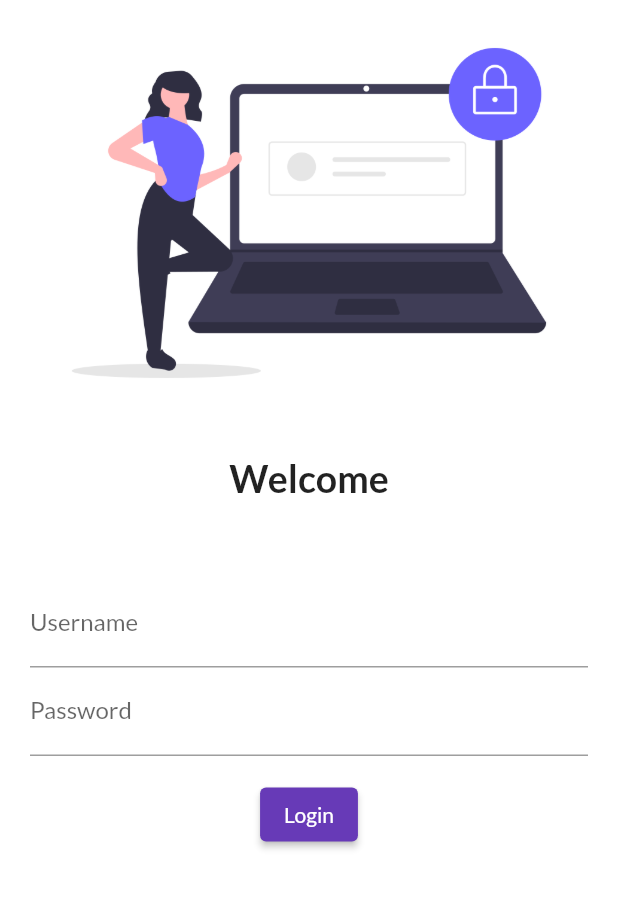
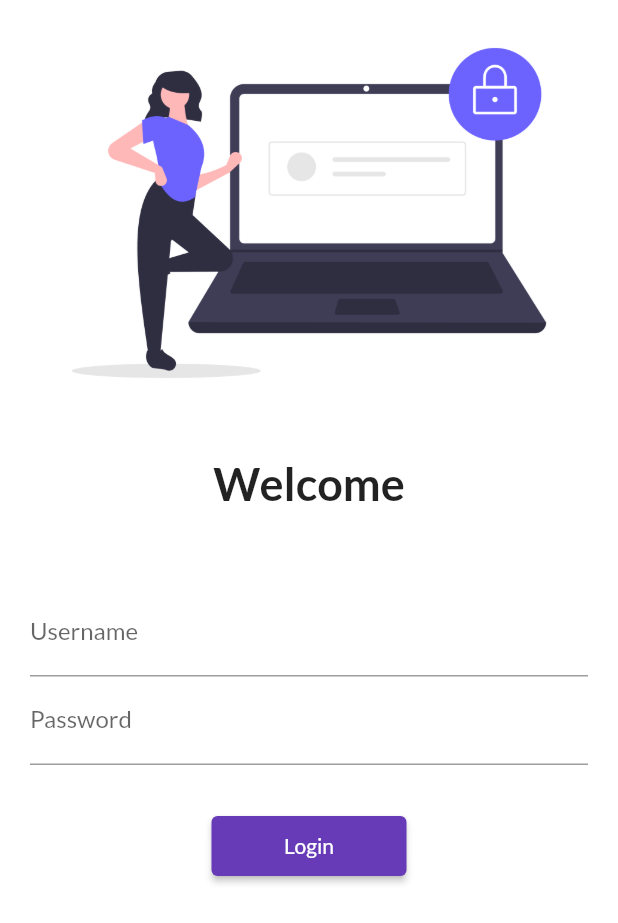
Before and after one commit to sohag1998/30daysofflutter, a Flutter app: the screen it shows after launch, on a phone screen of 412 x 824 dp. Shown: the top 923 px of the screen. Run offline on Flutter 3.47's test engine with Material 2 defaults, Android fonts, the light colour scheme and no system bars; our stand-ins replace google_fonts.

Commit message:
Complete Day 5

```diff
--- a/lib/main.dart
+++ b/lib/main.dart
@@ -2,6 +2,7 @@
 
 import 'package:dream/pages/home_page.dart';
 import 'package:dream/pages/login_page.dart';
+import 'package:dream/utils/routes.dart';
 import 'package:flutter/material.dart';
 import 'package:google_fonts/google_fonts.dart';
 
@@ -26,7 +27,8 @@ class MyApp extends StatelessWidget {
       initialRoute: "/",
       routes: {
         "/": (context) => LoginPage(),
-        "/home": (context) => HomePage(),
+        MyRoutes.loginRoute: (context) => LoginPage(),
+        MyRoutes.homeRoute: (context) => HomePage(),
       },
     );
   }
--- a/lib/pages/login_page.dart
+++ b/lib/pages/login_page.dart
@@ -1,5 +1,6 @@
 // ignore_for_file: prefer_const_constructors
 
+import 'package:dream/utils/routes.dart';
 import 'package:flutter/cupertino.dart';
 import 'package:flutter/material.dart';
 
@@ -10,7 +11,7 @@ class LoginPage extends StatelessWidget {
   Widget build(BuildContext context) {
     return Material(
       color: Colors.white,
-      child: Center(
+      child: SingleChildScrollView(
         child: Column(
           children: [
             Image.asset(
@@ -23,7 +24,7 @@ class LoginPage extends StatelessWidget {
             Text(
               "Welcome",
               style: TextStyle(
-                fontSize: 25,
+                fontSize: 30,
                 fontWeight: FontWeight.bold,
               ),
             ),
@@ -48,13 +49,15 @@ class LoginPage extends StatelessWidget {
                     ),
                   ),
                   SizedBox(
-                    height: 15,
+                    height: 30,
                   ),
                   ElevatedButton(
-                    style: TextButton.styleFrom(),
+                    style: TextButton.styleFrom(
+                      minimumSize: Size(130, 40),
+                    ),
                     child: Text("Login"),
                     onPressed: () {
-                      print("You are logedin");
+                      Navigator.pushNamed(context, MyRoutes.homeRoute);
                     },
                   ),
                 ],
--- /dev/null
+++ b/lib/utils/routes.dart
@@ -0,0 +1,4 @@
+class MyRoutes {
+  static String loginRoute = "/login";
+  static String homeRoute = "/home";
+}
```
